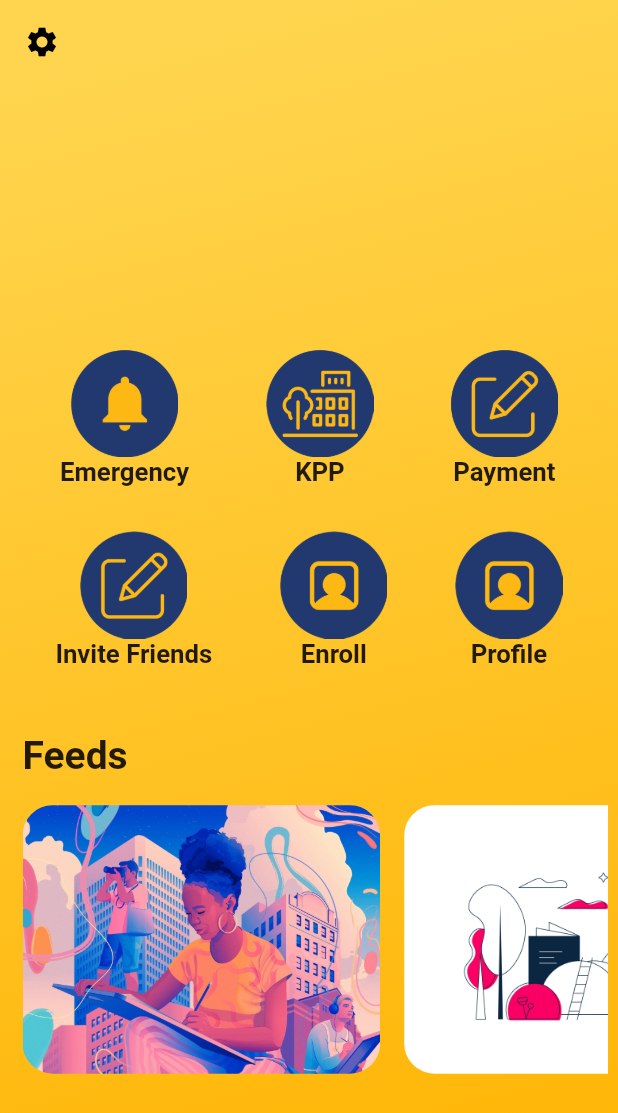
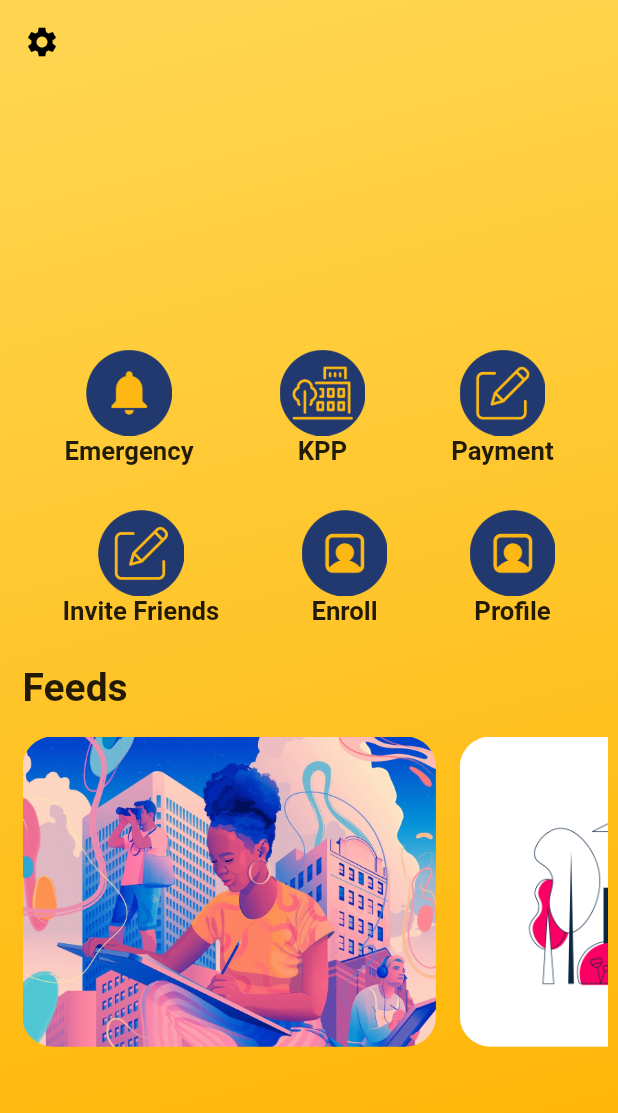
Before and after one commit to sh4of4n/epandu.app.6.2.limsf.fork, a Flutter app: the Home screen opened directly, on a phone screen of 412 x 824 dp. Shown: the top 1113 px of the screen. Run offline on Flutter 3.47's test engine with Material 2 defaults, Android fonts, the phone set to English and light mode, and no system bars; our stand-ins replace chopper, datetime_picker_formfield, flushbar, flutter_custom_clippers, flutter_screenutil, flutter_spinkit and 6 more; missing offline and left inert: app_settings, geocoder, map_launcher, random_color, xml2json; accounts and stored records are empty; generated files the repository leaves out were written again; network calls fail; Roboto replaces fonts that are missing (Dosis).

Commit message:
Home_page_UI_update

```diff
--- a/lib/pages/home/feeds.dart
+++ b/lib/pages/home/feeds.dart
@@ -12,10 +12,10 @@ class Feeds extends StatelessWidget {
       crossAxisAlignment: CrossAxisAlignment.start,
       children: <Widget>[
         Padding(
-          padding: const EdgeInsets.only(
+          padding: EdgeInsets.only(
             left: 15.0,
             right: 15.0,
-            top: 20.0,
+            top: ScreenUtil().setHeight(10),
             bottom: 10.0,
           ),
           child: Text(
@@ -28,7 +28,7 @@ class Feeds extends StatelessWidget {
         ),
         Container(
           margin: EdgeInsets.only(left: 7.0, right: 7.0, bottom: 15.0),
-          height: ScreenUtil().setHeight(700),
+          height: ScreenUtil().setHeight(800),
           child: ListView.builder(
             shrinkWrap: true,
             scrollDirection: Axis.horizontal,
--- a/lib/pages/home/home_menu_buttons.dart
+++ b/lib/pages/home/home_menu_buttons.dart
@@ -33,7 +33,7 @@ class HomeMenuButtons extends StatelessWidget {
                     children: <Widget>[
                       Image.asset(
                         image.iconEmergency,
-                        width: ScreenUtil().setWidth(250),
+                        width: ScreenUtil().setWidth(200),
                       ),
                       Text(
                           AppLocalizations.of(context)
@@ -51,7 +51,7 @@ class HomeMenuButtons extends StatelessWidget {
                     children: <Widget>[
                       Image.asset(
                         image.iconCampus,
-                        width: ScreenUtil().setWidth(250),
+                        width: ScreenUtil().setWidth(200),
                       ),
                       Text(AppLocalizations.of(context).translate('kpp_lbl'),
                           style: textStyle),
@@ -67,7 +67,7 @@ class HomeMenuButtons extends StatelessWidget {
                     children: <Widget>[
                       Image.asset(
                         image.iconProgramme,
-                        width: ScreenUtil().setWidth(250),
+                        width: ScreenUtil().setWidth(200),
                       ),
                       Text(
                           AppLocalizations.of(context).translate('payment_lbl'),
@@ -90,7 +90,7 @@ class HomeMenuButtons extends StatelessWidget {
                     children: <Widget>[
                       Image.asset(
                         image.iconProgramme,
-                        width: ScreenUtil().setWidth(250),
+                        width: ScreenUtil().setWidth(200),
                       ),
                       Text(
                           AppLocalizations.of(context)
@@ -108,7 +108,7 @@ class HomeMenuButtons extends StatelessWidget {
                     children: <Widget>[
                       Image.asset(
                         image.iconAbout,
-                        width: ScreenUtil().setWidth(250),
+                        width: ScreenUtil().setWidth(200),
                       ),
                       Text(AppLocalizations.of(context).translate('enroll_lbl'),
                           style: textStyle),
@@ -124,7 +124,7 @@ class HomeMenuButtons extends StatelessWidget {
                     children: <Widget>[
                       Image.asset(
                         image.iconAbout,
-                        width: ScreenUtil().setWidth(250),
+                        width: ScreenUtil().setWidth(200),
                       ),
                       Text(
                           AppLocalizations.of(context)
```
